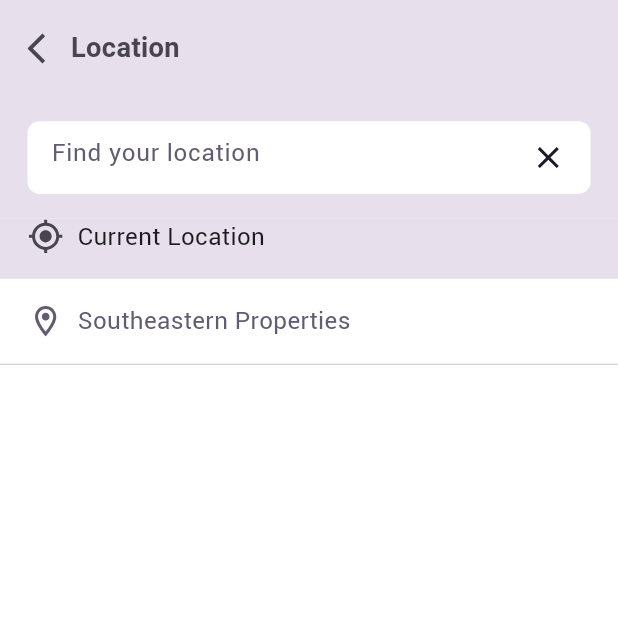
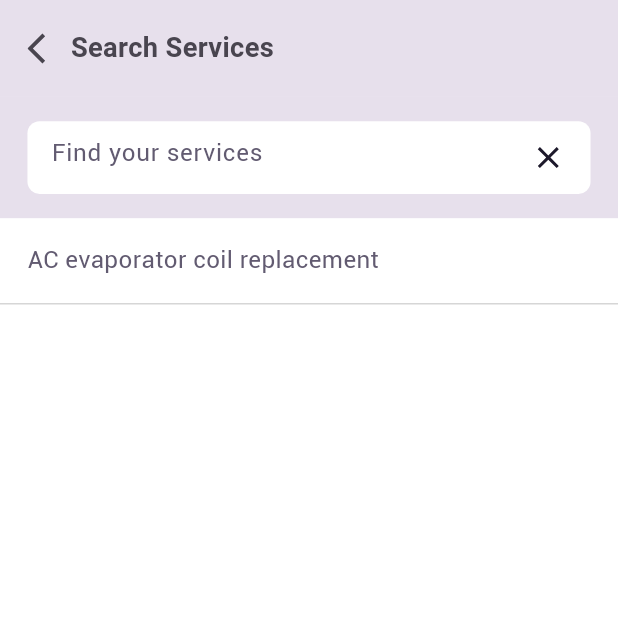
Before and after one commit to Amir-HShahi/workoo-flutter, a Flutter app: the screen it shows after launch, on a phone screen of 412 x 824 dp, the top half of it. Run offline on Flutter 3.47's test engine with Material 3 defaults, Android fonts, the phone set to English and light mode, and no system bars; our stand-ins replace flutter_svg, google_fonts.

Commit message:
Add: search services

```diff
--- a/lib/main.dart
+++ b/lib/main.dart
@@ -1,6 +1,7 @@
 import 'package:flutter/material.dart';
 import 'package:workoo_flutter/utility.dart';
 import 'package:workoo_flutter/view/location.dart';
+import 'package:workoo_flutter/view/search_services.dart';
 
 void main() {
   runApp(const MyApp());
@@ -13,7 +14,7 @@ class MyApp extends StatelessWidget {
   Widget build(BuildContext context) {
     initializeScreenData(context);
     return const MaterialApp(
-      home: Location(),
+      home: SearchServices(),
     );
   }
 }
--- a/lib/view/location.dart
+++ b/lib/view/location.dart
@@ -14,6 +14,7 @@ class Location extends StatefulWidget {
 }
 
 class _LocationState extends State<Location> {
+  TextEditingController controller = TextEditingController();
   List<String> foundLocations = ["Southeastern Properties"];
   void getCurrentLocationHandler() {}
 
@@ -33,7 +34,7 @@ class _LocationState extends State<Location> {
         children: [
           CustomizedSearchBox(
               hintText: "Find your location",
-              controller: TextEditingController()),
+              controller: controller),
           GestureDetector(
             onTap: getCurrentLocationHandler,
             child: Container(
--- /dev/null
+++ b/lib/view/search_services.dart
@@ -0,0 +1,78 @@
+import 'package:flutter/material.dart';
+import 'package:google_fonts/google_fonts.dart';
+
+import '../utility.dart';
+import 'components/customized_app_bar.dart';
+import 'components/customized_search_box.dart';
+
+class SearchServices extends StatefulWidget {
+  const SearchServices({super.key});
+
+  @override
+  State<SearchServices> createState() => _SearchServicesState();
+}
+
+class _SearchServicesState extends State<SearchServices> {
+  TextEditingController controller = TextEditingController();
+  List<String> foundServices = ["AC evaporator coil replacement"];
+
+  @override
+  Widget build(BuildContext context) {
+    return Scaffold(
+      backgroundColor: Colors.white,
+      appBar: CustomizedAppBar(
+          isTitleCentered: false,
+          color: const Color(0xffe7e0ec),
+          title: Text("Search Services",
+              style: GoogleFonts.roboto(
+                  color: const Color(0xff49454F),
+                  fontWeight: FontWeight.w700,
+                  fontSize: scaledHeight(18)))),
+      body: Column(
+        children: [
+          CustomizedSearchBox(
+              hintText: "Find your services",
+              controller: controller),
+          for (var service in foundServices)
+            _ServiceTile(service: service)
+        ],
+      ),
+    );
+  }
+}
+
+class _ServiceTile extends StatelessWidget {
+  final String service;
+  const _ServiceTile({required this.service});
+
+  void setService() {}
+
+  @override
+  Widget build(BuildContext context) {
+    return Column(
+      children: [
+        GestureDetector(
+          onTap: setService,
+          child: Container(
+            height: scaledHeight(56),
+            width: double.infinity,
+            padding: EdgeInsets.symmetric(
+                vertical: scaledHeight(16), horizontal: scaledWidth(16)),
+            child: Text(
+              service,
+              style: TextStyle(
+                  fontFamily: "roboto",
+                  fontSize: scaledHeight(16),
+                  color: const Color(0xff625B71)),
+            ),
+          ),
+        ),
+        Container(
+          width: double.infinity,
+          color: Colors.black.withOpacity(0.16),
+          height: scaledHeight(1),
+        )
+      ],
+    );
+  }
+}
```
